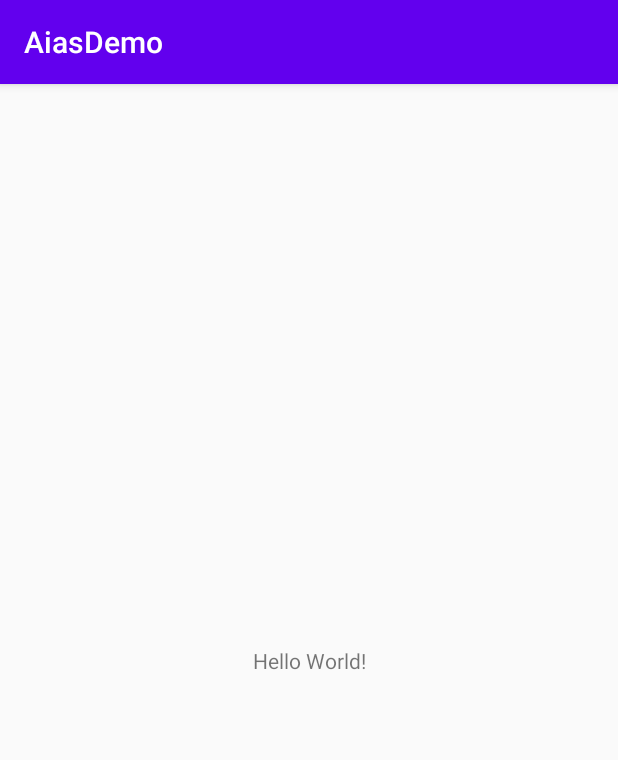
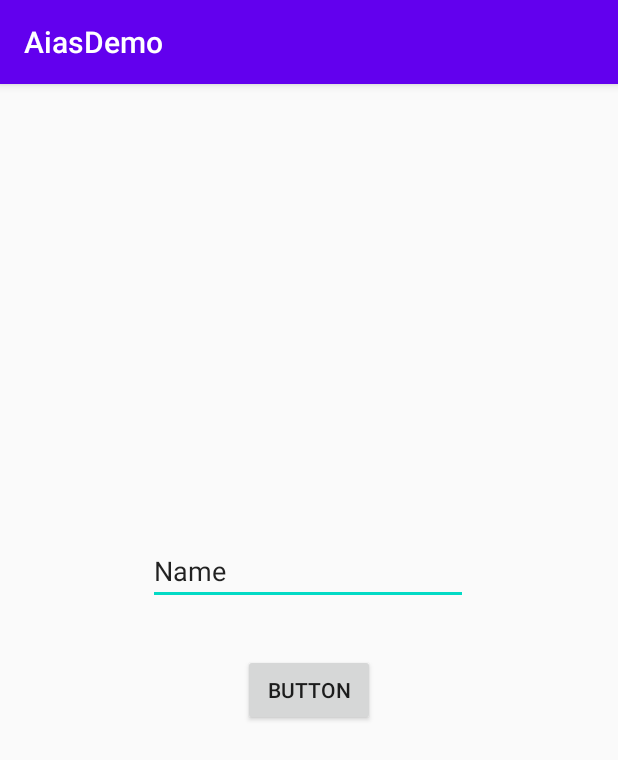
Before and after one commit to old-pj-aias/aias-app-android-sdk, an Android app: the screen it shows after launch (MainActivity), on a phone screen of 412 x 824 dp. Shown: the top 760 px of the screen. Run offline under Robolectric (Android 15) with nearby library versions, the phone set to English and light mode, and no system bars; 5 statements that could not run were skipped.

Commit message:
[add] Main UI

```diff
--- /dev/null
+++ b/src/app/src/main/java/com/aias/demo/JsonData.kt
@@ -0,0 +1 @@
+package com.aias.demo
--- a/src/app/src/main/res/layout/activity_main.xml
+++ b/src/app/src/main/res/layout/activity_main.xml
@@ -6,13 +6,29 @@
     android:layout_height="match_parent"
     tools:context=".MainActivity">
 
-    <TextView
+    <Button
+        android:id="@+id/button"
         android:layout_width="wrap_content"
         android:layout_height="wrap_content"
-        android:text="Hello World!"
+        android:layout_marginBottom="340dp"
+        android:onClick="onClick"
+        android:text="Button"
         app:layout_constraintBottom_toBottomOf="parent"
-        app:layout_constraintLeft_toLeftOf="parent"
-        app:layout_constraintRight_toRightOf="parent"
-        app:layout_constraintTop_toTopOf="parent" />
+        app:layout_constraintEnd_toEndOf="parent"
+        app:layout_constraintStart_toStartOf="parent" />
 
+    <EditText
+        android:id="@+id/text"
+        android:layout_width="wrap_content"
+        android:layout_height="wrap_content"
+        android:ems="10"
+        android:inputType="textPersonName"
+        android:onClick="onClick"
+        android:text="Name"
+        app:layout_constraintBottom_toTopOf="@+id/button"
+        app:layout_constraintEnd_toEndOf="parent"
+        app:layout_constraintHorizontal_bias="0.497"
+        app:layout_constraintStart_toStartOf="parent"
+        app:layout_constraintTop_toTopOf="parent"
+        app:layout_constraintVertical_bias="0.902" />
 </androidx.constraintlayout.widget.ConstraintLayout>
```
